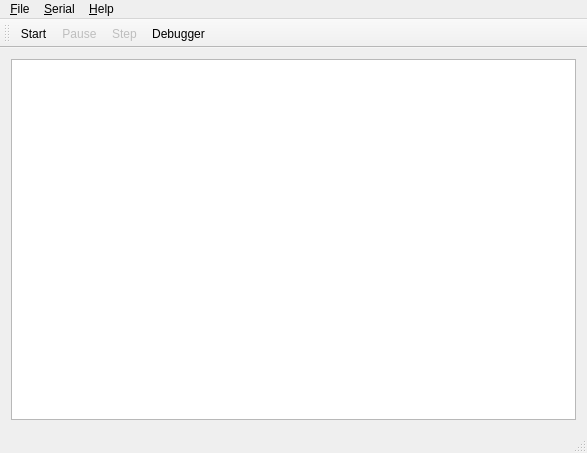
The window that QAvrRunner3/mainwindow.ui (kevza/QAvrSimulator) describes before a commit, drawn with Qt 5.
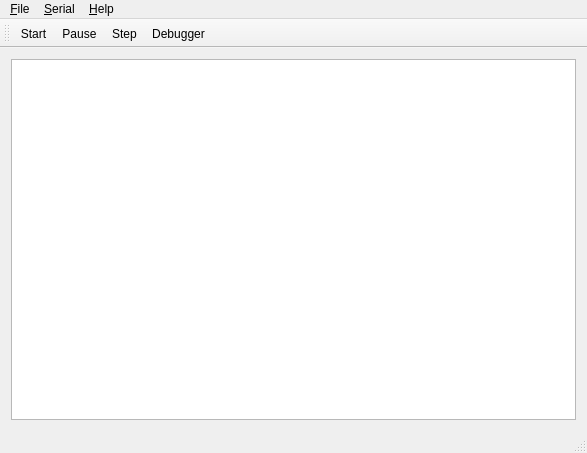
The same window after the commit. Icons and pictures are not drawn.

Commit message: Menu buttons changed so that stepping is more logical

Patch:
```diff
--- a/QAvrRunner3/mainwindow.ui
+++ b/QAvrRunner3/mainwindow.ui
@@ -126,7 +126,7 @@
     <bool>true</bool>
    </property>
    <property name="enabled">
-    <bool>false</bool>
+    <bool>true</bool>
    </property>
    <property name="icon">
     <iconset resource="RunnerResources.qrc">
@@ -138,7 +138,7 @@
   </action>
   <action name="actionStep">
    <property name="enabled">
-    <bool>false</bool>
+    <bool>true</bool>
    </property>
    <property name="icon">
     <iconset resource="RunnerResources.qrc">
```
The commit also changes 1 other file.
